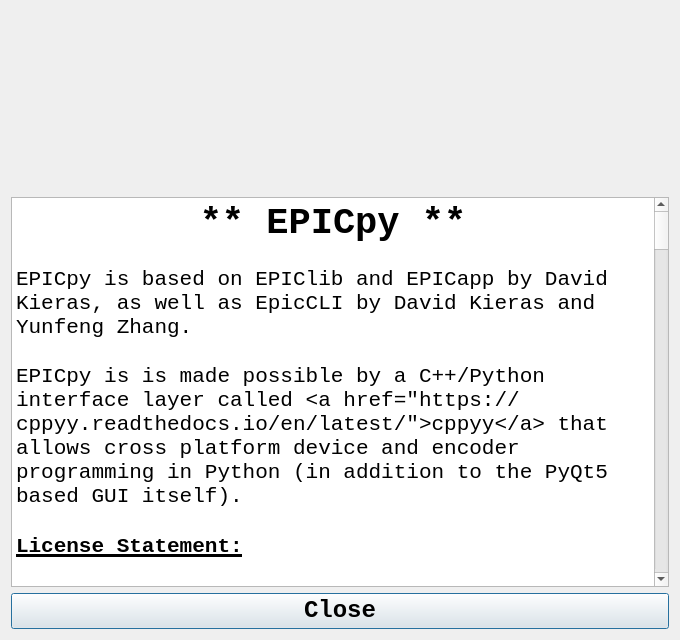
The window that src/uifiles/aboutui.ui (travisseymour/EPICpy) describes before a commit, drawn with Qt 5.
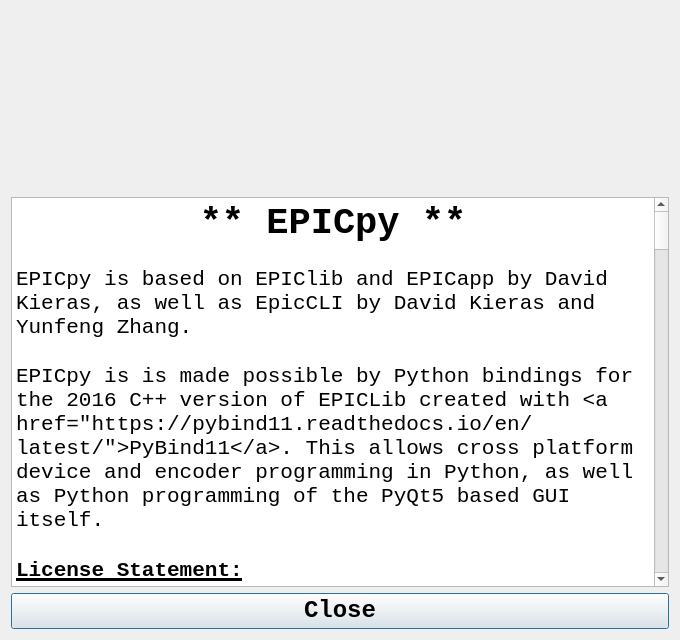
The same window after the commit.

Commit message: disabled menu item for altering the EPICLib version. Removed mention of cppyy from About screen.

```diff
--- a/src/uifiles/aboutui.ui
+++ b/src/uifiles/aboutui.ui
@@ -84,7 +84,7 @@
 &lt;p align=&quot;center&quot; style=&quot; margin-top:0px; margin-bottom:0px; margin-left:0px; margin-right:0px; -qt-block-indent:0; text-indent:0px;&quot;&gt;&lt;span style=&quot; font-family:'JetBrains Mono','monospace'; font-size:28pt; font-weight:600; color:#000000;&quot;&gt;** EPICpy **&lt;/span&gt;&lt;/p&gt;
 &lt;p style=&quot;-qt-paragraph-type:empty; margin-top:0px; margin-bottom:0px; margin-left:0px; margin-right:0px; -qt-block-indent:0; text-indent:0px;&quot;&gt;&lt;br /&gt;&lt;/p&gt;
 &lt;p style=&quot; margin-top:0px; margin-bottom:0px; margin-left:0px; margin-right:0px; -qt-block-indent:0; text-indent:0px;&quot;&gt;&lt;span style=&quot; font-family:'JetBrains Mono','monospace'; font-size:15.8pt; color:#000000;&quot;&gt;EPICpy is based on EPIClib and EPICapp by David Kieras, as well as EpicCLI by David Kieras and Yunfeng Zhang.&lt;/span&gt;&lt;/p&gt;
-&lt;p style=&quot; margin-top:0px; margin-bottom:0px; margin-left:0px; margin-right:0px; -qt-block-indent:0; text-indent:0px;&quot;&gt;&lt;span style=&quot; font-family:'JetBrains Mono','monospace'; font-size:15.8pt; color:#000000;&quot;&gt;&lt;br /&gt;EPICpy is is made possible by a C++/Python interface layer called &amp;lt;a href=&amp;quot;https://cppyy.readthedocs.io/en/latest/&amp;quot;&amp;gt;cppyy&amp;lt;/a&amp;gt; that allows cross platform device and encoder programming in Python (in addition to the PyQt5 based GUI itself).&lt;/span&gt;&lt;/p&gt;
+&lt;p style=&quot; margin-top:0px; margin-bottom:0px; margin-left:0px; margin-right:0px; -qt-block-indent:0; text-indent:0px;&quot;&gt;&lt;span style=&quot; font-family:'JetBrains Mono','monospace'; font-size:15.8pt; color:#000000;&quot;&gt;&lt;br /&gt;EPICpy is is made possible by Python bindings for the 2016 C++ version of EPICLib created with &amp;lt;a href=&amp;quot;https://pybind11.readthedocs.io/en/latest/&amp;quot;&amp;gt;PyBind11&amp;lt;/a&amp;gt;. This allows cross platform device and encoder programming in Python, as well as Python programming of the PyQt5 based GUI itself.&lt;/span&gt;&lt;/p&gt;
 &lt;p style=&quot;-qt-paragraph-type:empty; margin-top:0px; margin-bottom:0px; margin-left:0px; margin-right:0px; -qt-block-indent:0; text-indent:0px; font-family:'JetBrains Mono','monospace'; font-size:15.8pt; color:#000000;&quot;&gt;&lt;br /&gt;&lt;/p&gt;
 &lt;p style=&quot; margin-top:0px; margin-bottom:0px; margin-left:0px; margin-right:0px; -qt-block-indent:0; text-indent:0px;&quot;&gt;&lt;span style=&quot; font-family:'JetBrains Mono','monospace'; font-size:15.8pt; font-weight:600; text-decoration: underline; color:#000000;&quot;&gt;License Statement:&lt;/span&gt;&lt;/p&gt;
 &lt;p style=&quot;-qt-paragraph-type:empty; margin-top:0px; margin-bottom:0px; margin-left:0px; margin-right:0px; -qt-block-indent:0; text-indent:0px; font-family:'JetBrains Mono','monospace'; font-size:15.8pt; color:#000000;&quot;&gt;&lt;br /&gt;&lt;/p&gt;
```
The commit also changes 2 other files.
